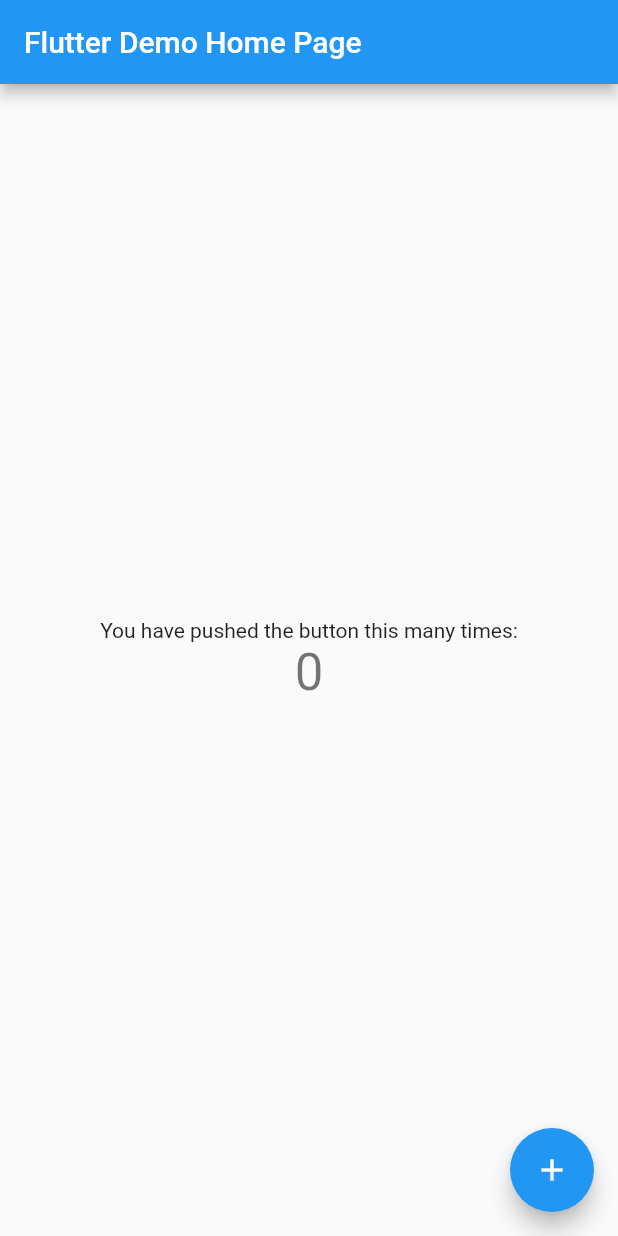
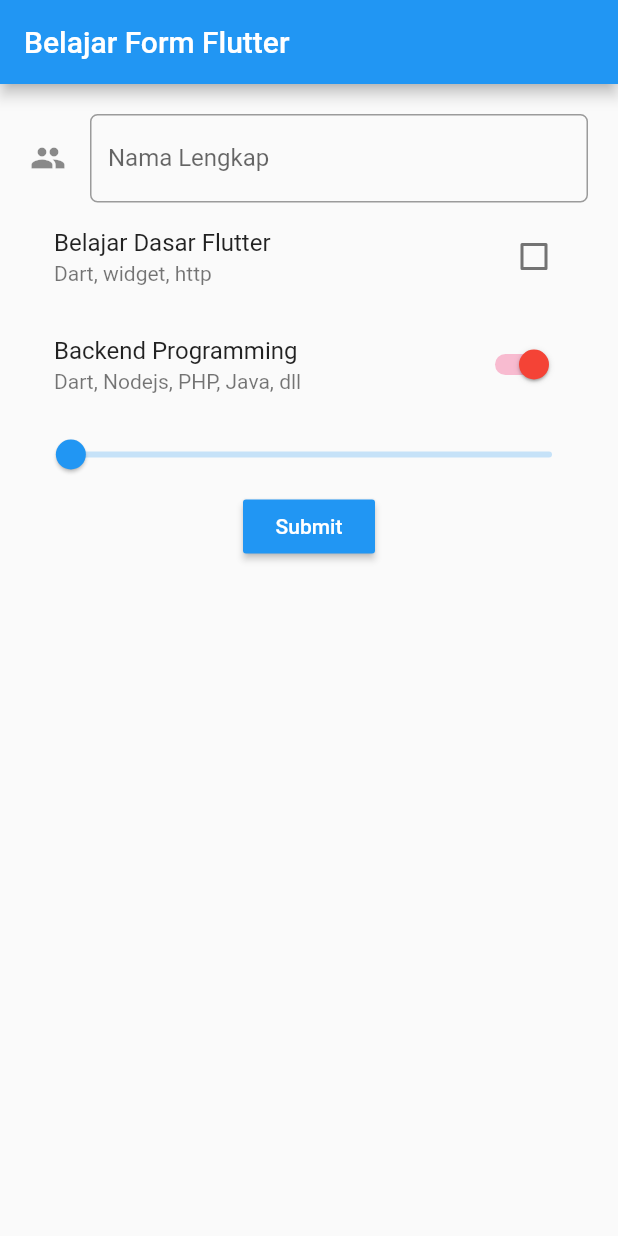
Before and after one commit to adesulaiman/mobileprogramming, a Flutter app: the screen it shows after launch, on a phone screen of 412 x 824 dp. Run offline on Flutter 3.47's test engine with Material 2 defaults, Android fonts, the phone set to English and light mode, and no system bars.

Commit message:
tambah struktur

```diff
--- a/lib/main.dart
+++ b/lib/main.dart
@@ -1,113 +1,107 @@
 import 'package:flutter/material.dart';
 
 void main() {
-  runApp(MyApp());
+  runApp(MaterialApp(
+    title: "Belajar Form Flutter",
+    home: BelajarForm(),
+  ));
 }
 
-class MyApp extends StatelessWidget {
-  // This widget is the root of your application.
+class BelajarForm extends StatefulWidget {
   @override
-  Widget build(BuildContext context) {
-    return MaterialApp(
-      title: 'Flutter Demo',
-      theme: ThemeData(
-        // This is the theme of your application.
-        //
-        // Try running your application with "flutter run". You'll see the
-        // application has a blue toolbar. Then, without quitting the app, try
-        // changing the primarySwatch below to Colors.green and then invoke
-        // "hot reload" (press "r" in the console where you ran "flutter run",
-        // or simply save your changes to "hot reload" in a Flutter IDE).
-        // Notice that the counter didn't reset back to zero; the application
-        // is not restarted.
-        primarySwatch: Colors.blue,
-      ),
-      home: MyHomePage(title: 'Flutter Demo Home Page'),
-    );
-  }
+  _BelajarFormState createState() => _BelajarFormState();
 }
 
-class MyHomePage extends StatefulWidget {
-  MyHomePage({Key? key, required this.title}) : super(key: key);
+class _BelajarFormState extends State<BelajarForm> {
+  final _formKey =
+      GlobalKey<FormState>(); //validasi key form untuk tidak di inject
 
-  // This widget is the home page of your application. It is stateful, meaning
-  // that it has a State object (defined below) that contains fields that affect
-  // how it looks.
-
-  // This class is the configuration for the state. It holds the values (in this
-  // case the title) provided by the parent (in this case the App widget) and
-  // used by the build method of the State. Fields in a Widget subclass are
-  // always marked "final".
-
-  final String title;
-
-  @override
-  _MyHomePageState createState() => _MyHomePageState();
-}
-
-class _MyHomePageState extends State<MyHomePage> {
-  int _counter = 0;
-
-  void _incrementCounter() {
-    setState(() {
-      // This call to setState tells the Flutter framework that something has
-      // changed in this State, which causes it to rerun the build method below
-      // so that the display can reflect the updated values. If we changed
-      // _counter without calling setState(), then the build method would not be
-      // called again, and so nothing would appear to happen.
-      _counter++;
-    });
-  }
+  double nilaiSlider = 1;
+  bool nilaiCheckBox = false;
+  bool nilaiSwitch = true;
 
   @override
   Widget build(BuildContext context) {
-    // This method is rerun every time setState is called, for instance as done
-    // by the _incrementCounter method above.
-    //
-    // The Flutter framework has been optimized to make rerunning build methods
-    // fast, so that you can just rebuild anything that needs updating rather
-    // than having to individually change instances of widgets.
     return Scaffold(
       appBar: AppBar(
-        // Here we take the value from the MyHomePage object that was created by
-        // the App.build method, and use it to set our appbar title.
-        title: Text(widget.title),
+        title: Text("Belajar Form Flutter"),
       ),
-      body: Center(
-        // Center is a layout widget. It takes a single child and positions it
-        // in the middle of the parent.
+      body: Form(
+        key: _formKey, //validasi key form untuk tidak di inject
+        child: Container(
+          padding: EdgeInsets.all(20.0),
           child: Column(
-          // Column is also a layout widget. It takes a list of children and
-          // arranges them vertically. By default, it sizes itself to fit its
-          // children horizontally, and tries to be as tall as its parent.
-          //
-          // Invoke "debug painting" (press "p" in the console, choose the
-          // "Toggle Debug Paint" action from the Flutter Inspector in Android
-          // Studio, or the "Toggle Debug Paint" command in Visual Studio Code)
-          // to see the wireframe for each widget.
-          //
-          // Column has various properties to control how it sizes itself and
-          // how it positions its children. Here we use mainAxisAlignment to
-          // center the children vertically; the main axis here is the vertical
-          // axis because Columns are vertical (the cross axis would be
-          // horizontal).
-          mainAxisAlignment: MainAxisAlignment.center,
-          children: <Widget>[
-            Text(
-              'You have pushed the button this many times:',
+            children: [
+              // TextField(),
+              TextFormField(
+                keyboardType: TextInputType.phone, // for type input option
+                obscureText: false, // for password textfield
+                decoration: new InputDecoration(
+                  hintText: "contoh: Susilo Bambang",
+                  labelText: "Nama Lengkap",
+                  icon: Icon(Icons.people),
+                  border: OutlineInputBorder(
+                      borderRadius: new BorderRadius.circular(5.0)),
                 ),
-            Text(
-              '$_counter',
-              style: Theme.of(context).textTheme.headline4,
+                validator: (value) {
+                  // for validator text field
+                  if (value!.isEmpty) {
+                    return 'Nama tidak boleh kosong';
+                  }
+                  return null;
+                },
+              ),
+              CheckboxListTile( //checkbox
+                title: Text('Belajar Dasar Flutter'),
+                subtitle: Text('Dart, widget, http'),
+                value: nilaiCheckBox,
+                activeColor: Colors.deepPurpleAccent,
+                onChanged: (value) {
+                  setState(() {
+                    nilaiCheckBox = value!;
+                  });
+                },
+              ),
+              SwitchListTile( // switch
+                title: Text('Backend Programming'),
+                subtitle: Text('Dart, Nodejs, PHP, Java, dll'),
+                value: nilaiSwitch,
+                activeTrackColor: Colors.pink[100],
+                activeColor: Colors.red,
+                onChanged: (value) {
+                  setState(() {
+                    nilaiSwitch = value;
+                  });
+                },
+              ),
+              Slider( //slider
+                value: nilaiSlider,
+                min: 0,
+                max: 100,
+                onChanged: (value) {
+                  setState(() {
+                    nilaiSlider = value;
+                  });
+                },
+              ),
+              RaisedButton(
+                child: Text(
+                  "Submit",
+                  style: TextStyle(color: Colors.white),
+                ),
+                color: Colors.blue,
+                onPressed: () {
+                  if (_formKey.currentState!.validate()) {
+                    print("nilai check box : " + nilaiCheckBox.toString());
+                    print("nilai switch : " + nilaiSwitch.toString());
+                    print("nilai slider : " + nilaiSlider.toString());
+                  }
+                },
               ),
             ],
           ),
         ),
-      floatingActionButton: FloatingActionButton(
-        onPressed: _incrementCounter,
-        tooltip: 'Increment',
-        child: Icon(Icons.add),
-      ), // This trailing comma makes auto-formatting nicer for build methods.
+      ),
     );
   }
 }
```
Also changed, not shown: lib/models/cuaca_model.dart (added), lib/provider/cuaca_providers.dart (added), lib/screen/cuaca_screen.dart (added), lib/services/cuaca_service.dart (added). Lines whose indentation alone changed are shown as unchanged.
